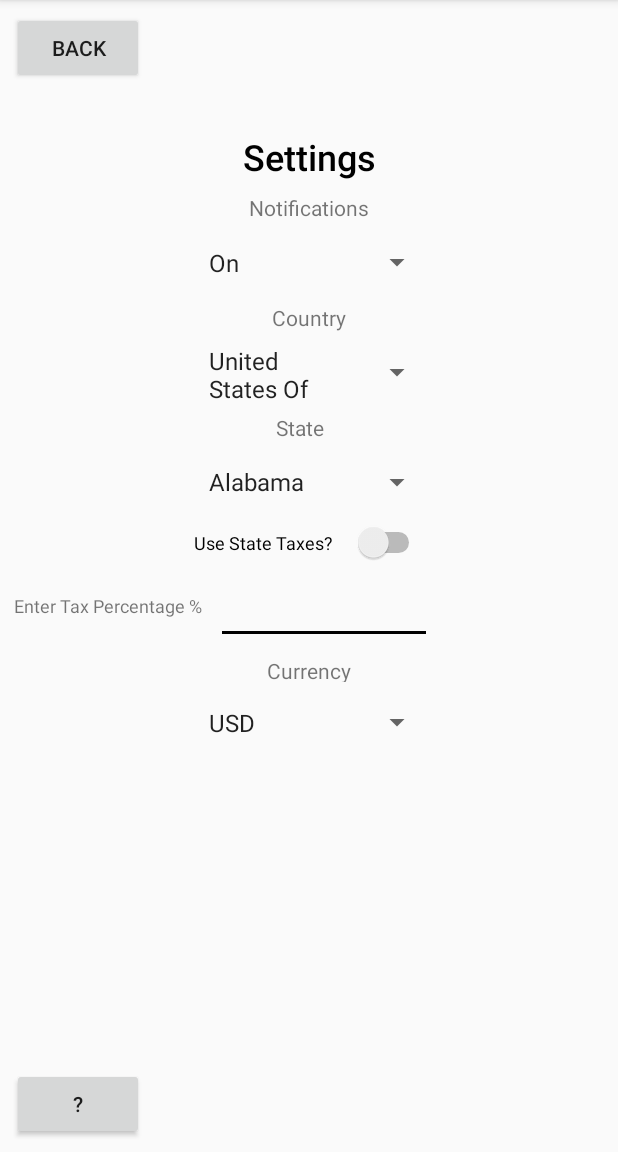
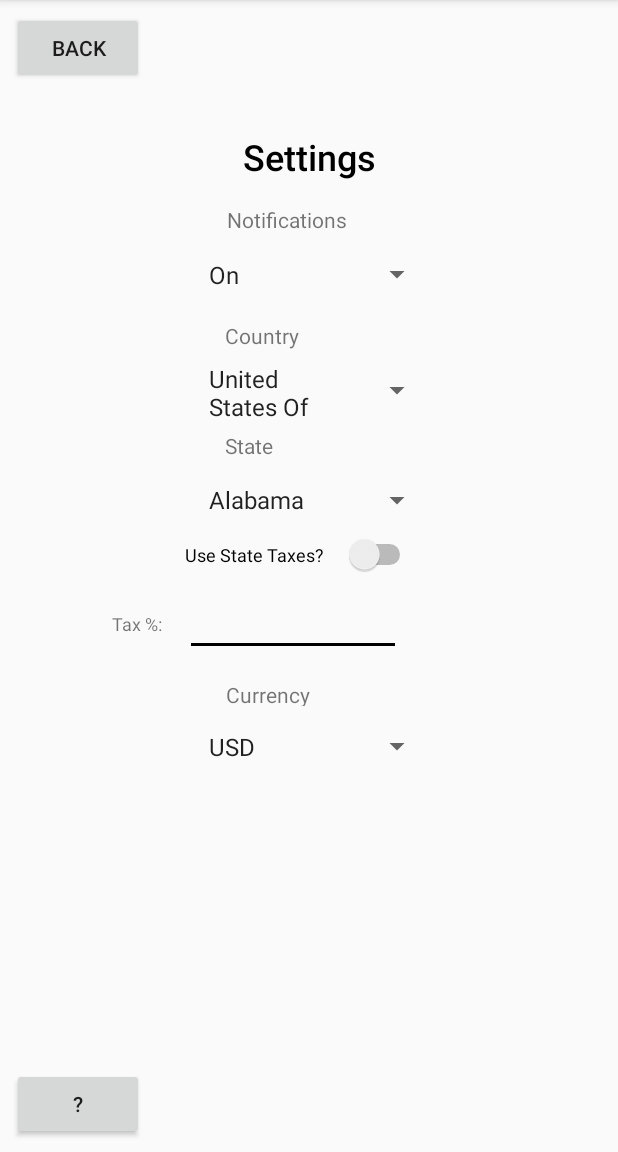
Before and after one commit to BudgetButler/BudgetButlerApp, an Android app: the screen it shows after launch (SettingsTab), on a phone screen of 412 x 824 dp, the part 84-1236 px from its top. Run offline under Robolectric (Android 15) with nearby library versions, the phone set to English and light mode, and no system bars.

```diff
--- a/app/src/main/AndroidManifest.xml
+++ b/app/src/main/AndroidManifest.xml
@@ -19,7 +19,7 @@
                 <category android:name="android.intent.category.LAUNCHER"/>
             </intent-filter>
         </activity>
-        //Made a new activity so users can naviagte the pages
+        <!--Made a new activity so users can naviagte the pages-->
         <activity android:name=".MainActivity"></activity>
     </application>
 
--- a/app/src/main/res/layout/activity_settings_tab2.xml
+++ b/app/src/main/res/layout/activity_settings_tab2.xml
@@ -48,7 +48,7 @@
             android:layout_marginBottom="8dp" app:layout_constraintBottom_toBottomOf="parent"
             app:layout_constraintStart_toStartOf="parent" android:layout_marginLeft="8dp"
             android:layout_marginStart="8dp" app:layout_constraintEnd_toEndOf="parent" android:layout_marginEnd="8dp"
-            android:layout_marginRight="8dp" app:layout_constraintHorizontal_bias="1.0"
+            android:layout_marginRight="8dp" app:layout_constraintHorizontal_bias="0.0"
             app:layout_constraintVertical_bias="0.8" android:id="@+id/scrollView2">
         <LinearLayout android:layout_width="match_parent" android:layout_height="wrap_content"
                       android:orientation="vertical"/>
@@ -58,11 +58,11 @@
             android:layout_width="wrap_content"
             android:layout_height="wrap_content"
             android:id="@+id/textView4"
-            android:layout_marginTop="8dp"
+            android:layout_marginTop="12dp"
             app:layout_constraintTop_toBottomOf="@+id/notificationspinner" app:layout_constraintEnd_toEndOf="parent"
             android:layout_marginEnd="8dp" android:layout_marginRight="8dp"
             app:layout_constraintStart_toStartOf="parent" android:layout_marginLeft="8dp"
-            android:layout_marginStart="8dp"/>
+            android:layout_marginStart="8dp" app:layout_constraintHorizontal_bias="0.411"/>
     <Spinner
             android:id="@+id/countryspinner"
             android:layout_width="165dp"
@@ -90,17 +90,17 @@
             app:layout_constraintTop_toBottomOf="@+id/countryspinner" app:layout_constraintEnd_toEndOf="parent"
             android:layout_marginEnd="8dp" android:layout_marginRight="8dp"
             app:layout_constraintStart_toStartOf="parent" android:layout_marginLeft="8dp"
-            android:layout_marginStart="8dp"/>
+            android:layout_marginStart="8dp" app:layout_constraintHorizontal_bias="0.404"/>
     <TextView
             android:text="Notifications"
             android:layout_width="wrap_content"
-            android:layout_height="wrap_content"
+            android:layout_height="0dp"
             android:id="@+id/textView3"
-            android:layout_marginTop="8dp"
+            android:layout_marginTop="16dp"
             app:layout_constraintTop_toBottomOf="@+id/Settings" app:layout_constraintEnd_toEndOf="parent"
             android:layout_marginEnd="8dp" android:layout_marginRight="8dp"
             app:layout_constraintStart_toStartOf="parent" android:layout_marginLeft="8dp"
-            android:layout_marginStart="8dp"/>
+            android:layout_marginStart="8dp" app:layout_constraintHorizontal_bias="0.453"/>
     <Spinner
             android:id="@+id/currencyspinner"
             android:layout_width="165dp"
@@ -125,11 +125,12 @@
             android:layout_height="25dp"
             android:id="@+id/taxoverride"
             android:textSize="12sp"
-            android:layout_marginTop="8dp"
+            android:layout_marginTop="4dp"
             app:layout_constraintTop_toBottomOf="@+id/statespinner" android:layout_marginEnd="8dp"
             app:layout_constraintEnd_toEndOf="parent" android:layout_marginRight="8dp"
             android:layout_marginStart="8dp"
-            app:layout_constraintStart_toStartOf="parent" android:layout_marginLeft="8dp"/>
+            app:layout_constraintStart_toStartOf="parent" android:layout_marginLeft="8dp"
+            app:layout_constraintHorizontal_bias="0.477"/>
     <EditText
             android:layout_width="144dp"
             android:layout_height="38dp"
@@ -138,8 +139,9 @@
             android:id="@+id/customTax"
             android:layout_marginTop="16dp"
             app:layout_constraintTop_toBottomOf="@+id/taxoverride"
-            android:layout_marginStart="136dp" app:layout_constraintStart_toStartOf="@+id/scrollView2"
-            android:layout_marginLeft="136dp"/>
+            app:layout_constraintStart_toStartOf="@+id/scrollView2"
+            android:layout_marginEnd="8dp" app:layout_constraintEnd_toEndOf="@+id/scrollView2"
+            android:layout_marginRight="8dp" app:layout_constraintHorizontal_bias="0.473"/>
     <TextView
             android:text="Currency"
             android:layout_width="wrap_content"
@@ -148,17 +150,17 @@
             app:layout_constraintEnd_toEndOf="parent"
             android:layout_marginEnd="8dp" android:layout_marginRight="8dp"
             app:layout_constraintStart_toStartOf="parent" android:layout_marginLeft="8dp"
-            android:layout_marginStart="8dp" android:layout_marginTop="8dp"
-            app:layout_constraintTop_toBottomOf="@+id/customTax"/>
+            android:layout_marginStart="8dp" android:layout_marginTop="16dp"
+            app:layout_constraintTop_toBottomOf="@+id/customTax" app:layout_constraintHorizontal_bias="0.42"/>
     <TextView
-            android:text="Enter Tax Percentage %"
+            android:text="Tax %:"
             android:layout_width="wrap_content"
             android:layout_height="20dp"
             android:id="@+id/taxpercenttext" android:textSize="12sp"
-            app:layout_constraintEnd_toStartOf="@+id/customTax"
-            android:layout_marginEnd="8dp" android:layout_marginRight="8dp"
             app:layout_constraintStart_toStartOf="parent" android:layout_marginLeft="8dp"
             android:layout_marginStart="8dp" android:layout_marginBottom="8dp"
             app:layout_constraintBottom_toTopOf="@+id/currencyspinner" android:layout_marginTop="8dp"
-            app:layout_constraintTop_toTopOf="@+id/taxoverride"/>
+            app:layout_constraintTop_toTopOf="@+id/taxoverride" android:layout_marginEnd="8dp"
+            app:layout_constraintEnd_toStartOf="@+id/customTax" android:layout_marginRight="8dp"
+            app:layout_constraintHorizontal_bias="0.913"/>
 </android.support.constraint.ConstraintLayout>
```
Also changed, not shown: 1 other file.
